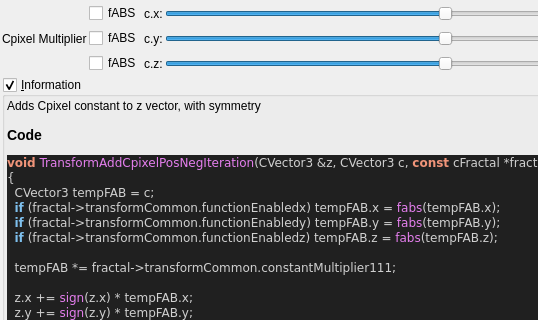
First picture: the form in mandelbulber2/qt_data/fractal_transf_add_Cpixel_symmetrical.ui, repository buddhi1980/mandelbulber2, before the edit; both pictures show x 0 to 538 and y 0 to 320 of the 817 by 846 pixel window.
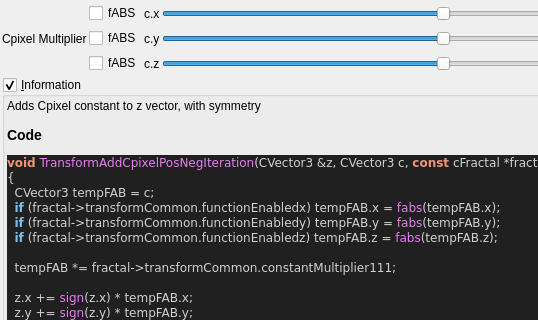
Second picture: the form after the edit. Custom widgets are drawn as their Qt base class.

Patch:
```diff
--- a/mandelbulber2/qt_data/fractal_transf_add_Cpixel_symmetrical.ui
+++ b/mandelbulber2/qt_data/fractal_transf_add_Cpixel_symmetrical.ui
@@ -51,21 +51,21 @@
      <item row="2" column="2">
       <widget class="QLabel" name="label_111">
        <property name="text">
-        <string>c.z:</string>
+        <string notr="true">c.z</string>
        </property>
       </widget>
      </item>
      <item row="0" column="2">
       <widget class="QLabel" name="label_109">
        <property name="text">
-        <string>c.x:</string>
+        <string notr="true">c.x</string>
        </property>
       </widget>
      </item>
      <item row="1" column="2">
       <widget class="QLabel" name="label_110">
        <property name="text">
-        <string>c.y:</string>
+        <string notr="true">c.y</string>
        </property>
       </widget>
      </item>
```
